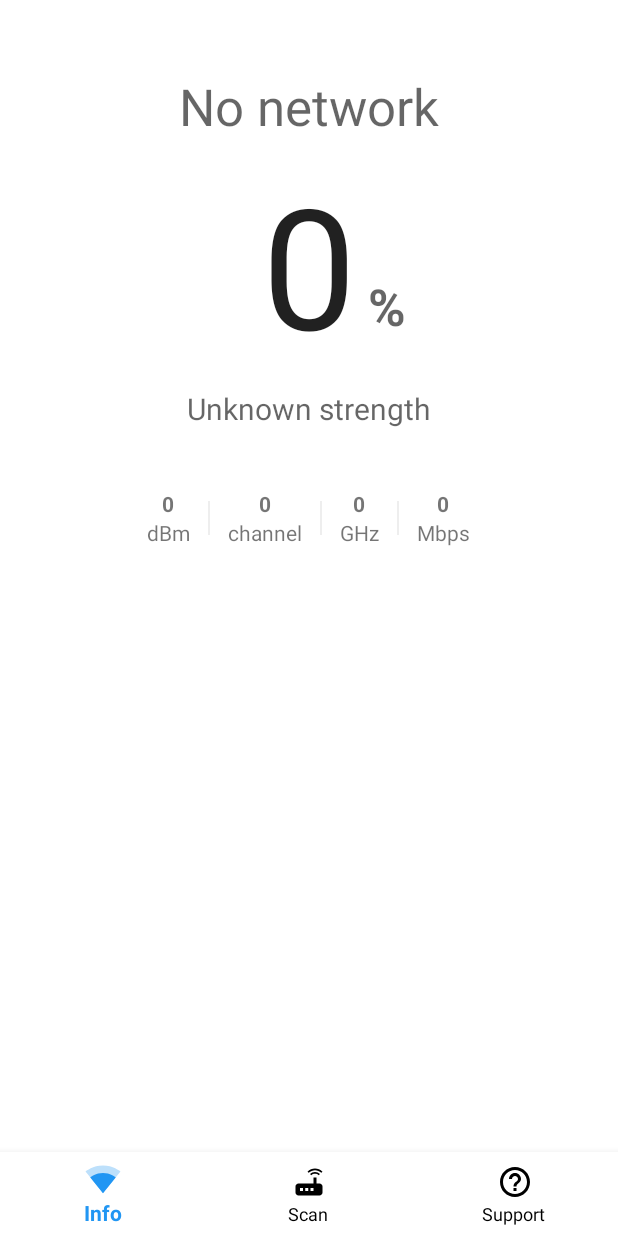
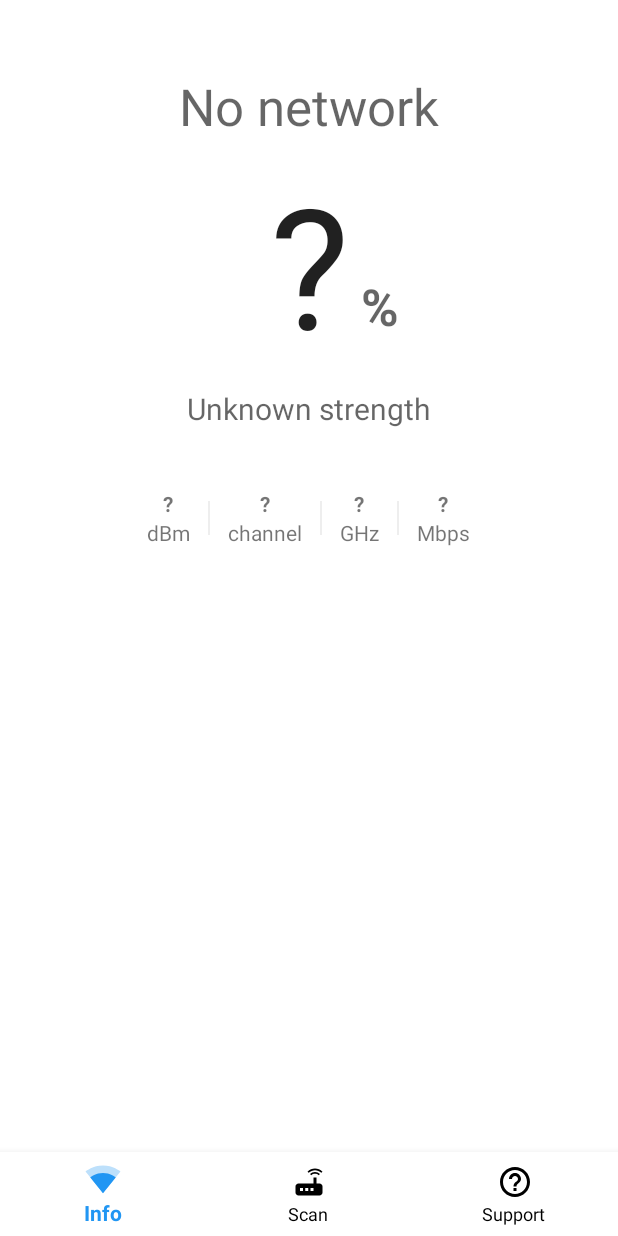
Before and after one commit to kylecorry31/KKAT-WiFi, an Android app: the screen it shows after launch (MainActivity), on a phone screen of 412 x 824 dp. Run offline under Robolectric (Android 15) with nearby library versions, the phone set to English and light mode, and no system bars.

Commit message:
Add disconnected state to info screen

```diff
--- a/app/src/main/java/com/teamwifi/kkatwifibeta/entities/WiFiNetwork.kt
+++ b/app/src/main/java/com/teamwifi/kkatwifibeta/entities/WiFiNetwork.kt
@@ -1,17 +1,14 @@
 package com.teamwifi.kkatwifibeta.entities
 
 import android.content.Context
-import android.net.ConnectivityManager
-import android.net.wifi.ScanResult
 import android.net.wifi.WifiManager
 import android.os.Build
 
 
 class WiFiNetwork(context: Context) {
     private val mWiFiManager = context.applicationContext.getSystemService(Context.WIFI_SERVICE) as WifiManager
-    private val mConnectivityManager = context.getSystemService(Context.CONNECTIVITY_SERVICE) as ConnectivityManager
 
-    companion object { // TODO: move these to another helper file
+    companion object { // TODO: don't use these
         /**
          * 7 point scale, 7 is great, 1 is very bad
          */
@@ -40,14 +37,12 @@ class WiFiNetwork(context: Context) {
     }
 
     val isConnected: Boolean
-        get() {
-            val activeNetworkInfo = mConnectivityManager.activeNetworkInfo
-            return activeNetworkInfo != null && activeNetworkInfo.type == ConnectivityManager.TYPE_WIFI && activeNetworkInfo.isConnectedOrConnecting
-        }
+        get() = mWiFiManager.connectionInfo.networkId != -1
 
     val channel: Int
         get() {
             val freq = frequency
+            if (freq == -1) return -1
             if (freq == 2484)
                 return 14
             if (freq < 2484)
@@ -74,7 +69,7 @@ class WiFiNetwork(context: Context) {
             return if (Build.VERSION.SDK_INT >= Build.VERSION_CODES.LOLLIPOP) {
                 mWiFiManager.connectionInfo.frequency
             } else {
-                2407
+                -1
             }
         }
 
--- a/app/src/main/java/com/teamwifi/kkatwifibeta/ui/InfoFragment.kt
+++ b/app/src/main/java/com/teamwifi/kkatwifibeta/ui/InfoFragment.kt
@@ -16,7 +16,6 @@ import kotlin.concurrent.timerTask
 class InfoFragment: Fragment() {
 
     private lateinit var currentNetwork: WiFiNetwork
-//    lateinit var noConnectionBar: Snackbar
     private var timer = Timer()
     private val delay: Long = 500
     private var cancelled = false
@@ -26,15 +25,12 @@ class InfoFragment: Fragment() {
 
 
         currentNetwork = WiFiNetwork(context!!)
-//        noConnectionBar = Snackbar.make(coordinator, "Not connected to a WiFi network", Snackbar.LENGTH_INDEFINITE)
 
         return view
     }
 
     override fun onResume() {
         super.onResume()
-//        if (!currentNetwork.isConnected && !noConnectionBar.isShown)
-//            noConnectionBar.show()
         timer = Timer()
         timer.scheduleAtFixedRate(timerTask {
             Handler(context!!.mainLooper).post { updateUI() }
@@ -54,20 +50,28 @@ class InfoFragment: Fragment() {
             return
         }
         if (!currentNetwork.isConnected) {
-//                    if (!noConnectionBar.isShown) {
-//                        noConnectionBar.show()
-//                    }
+            // show empty state
+            ssid.text = getString(R.string.info_ssid_empty_state)
+            strength.text = getString(R.string.info_percent_empty_state)
+            rssi.text = getString(R.string.info_rssi_empty_state)
+            channel.text = getString(R.string.info_channel_empty_state)
+            link.text = getString(R.string.info_link_empty_state)
+            desc.text = getString(R.string.info_strength_empty_state)
+            freq.text = getString(R.string.info_freq_empty_state)
+            bar.setBackgroundColor(Color.WHITE)
             return
         }
-//                else if (noConnectionBar.isShown) {
-//                    noConnectionBar.dismiss()
-//                }
         ssid.text = currentNetwork.ssid
         val signalStrength = currentNetwork.signalStrength
         strength.text = signalStrength.toString()
         rssi.text = currentNetwork.rssi.toString()
-        freq.text = (currentNetwork.frequency / 100 / 10.0).toString()
-        channel.text = currentNetwork.channel.toString()
+        if (currentNetwork.frequency != -1) {
+            freq.text = (currentNetwork.frequency / 100 / 10.0).toString()
+            channel.text = currentNetwork.channel.toString()
+        } else {
+            freq.text = getString(R.string.info_freq_empty_state)
+            channel.text = getString(R.string.info_channel_empty_state)
+        }
         desc.text =  WiFiNetwork.describeRSSIQuality(currentNetwork.rssi)
         link.text = currentNetwork.linkSpeed.toString()
         val color: Int
--- a/app/src/main/res/values/strings.xml
+++ b/app/src/main/res/values/strings.xml
@@ -9,15 +9,17 @@
     <!--Info screen-->
     <string name="info_title">Info</string>
     <string name="info_strength_empty_state">Unknown strength</string>
-    <string name="info_percent_empty_state">0</string>
     <string name="info_ssid_empty_state">No network</string>
-    <string name="info_rssi_empty_state">0</string>
+    <string name="info_percent_empty_state">\?</string>
+    <string name="info_percent_units">%</string>
+    <string name="info_rssi_empty_state">\?</string>
     <string name="info_rssi_units">dBm</string>
-    <string name="info_channel_empty_state">0</string>
+    <string name="info_channel_empty_state">\?</string>
     <string name="info_channel_units">channel</string>
-    <string name="info_freq_empty_state">0</string>
+    <string name="info_freq_empty_state">\?</string>
     <string name="info_freq_units">GHz</string>
-    <string name="info_percent_units">%</string>
+    <string name="info_link_empty_state">\?</string>
+    <string name="info_link_units">Mbps</string>
 
     <!--Scan screen-->
     <string name="scan_title">Scan</string>
@@ -44,7 +46,5 @@
     <!--Recommendations-->
     <string name="recommendation_move_router_closer">You should move your router closer to this room</string>
     <string name="recommendation_avoid_obstructions">Ensure there are no metal objects surrounding your router</string>
-    <string name="info_link_units">Mbps</string>
-    <string name="info_link_empty_state">0</string>
 
 </resources>
```
